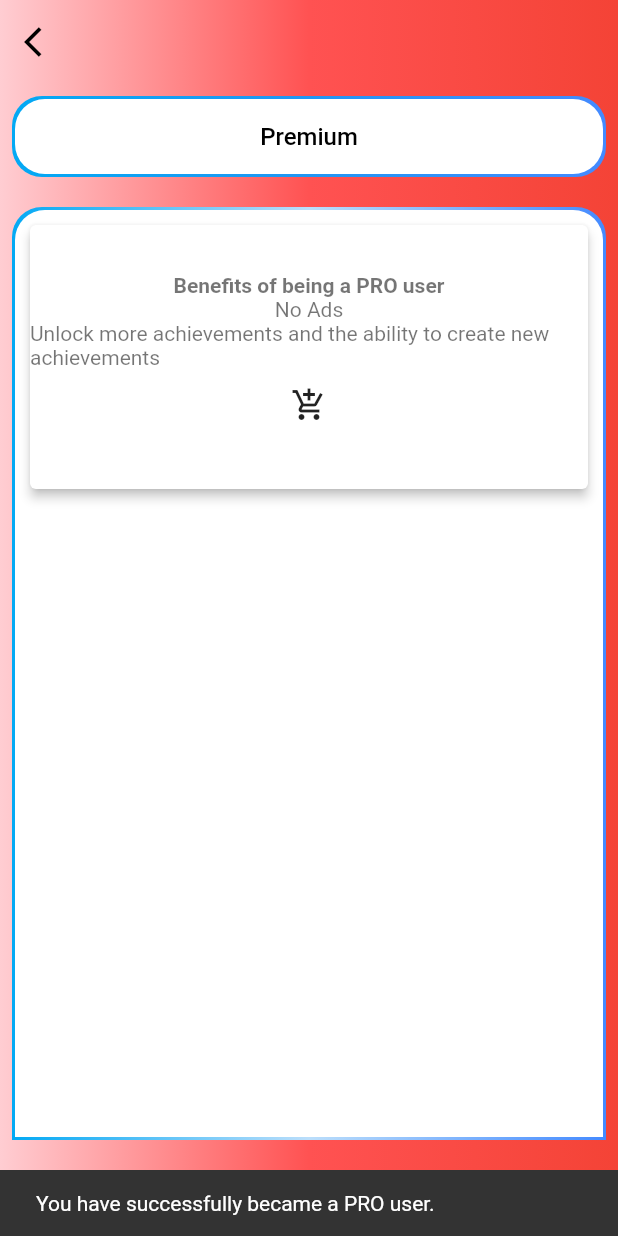
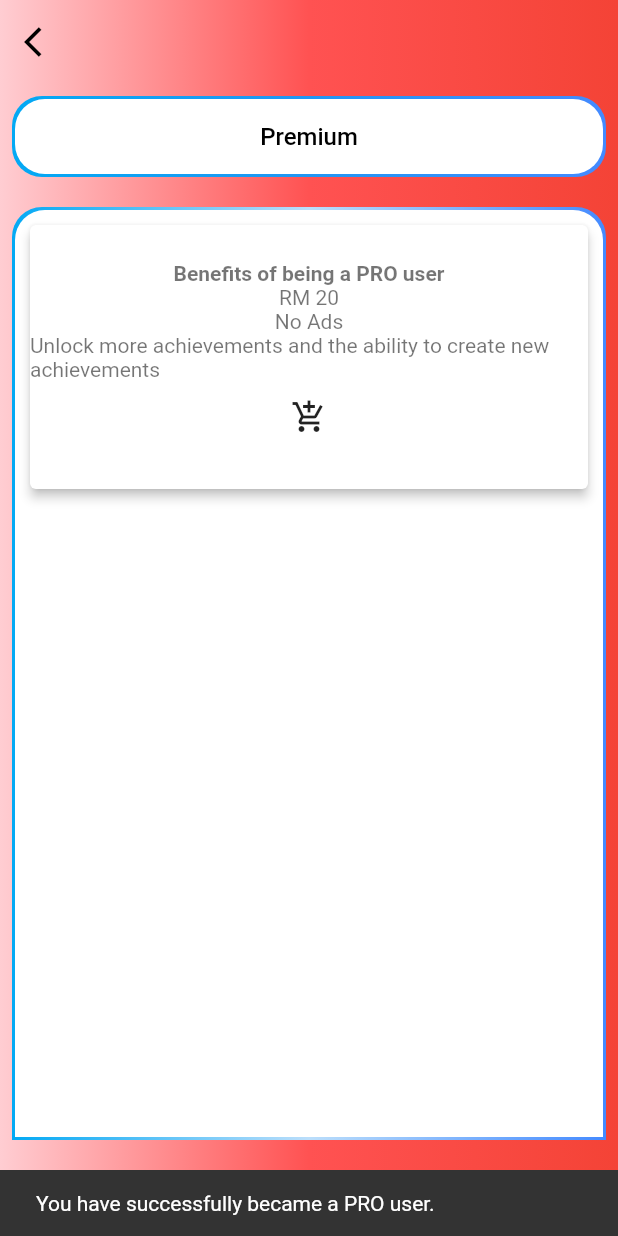
Before and after one commit to taiteng/4PQuitSmokingApplication, a Flutter app: the ProPage screen opened directly, after a tap on the "add shopping cart" icon, on a phone screen of 412 x 824 dp. Run offline on Flutter 3.47's test engine with Material 2 defaults, Android fonts, the phone set to English and light mode, and no system bars; our stand-ins replace cloud_firestore, firebase_auth, firebase_core, google_sign_in, numberpicker; missing offline and left inert: flutter_facebook_auth; accounts and stored records are empty; network calls fail.

```diff
--- a/lib/chat.dart
+++ b/lib/chat.dart
@@ -32,7 +32,8 @@ class _ChatState extends State<ChatPage> {
   FirebaseFirestore.instance.collection('chat');
 
   Future<void> sendMessage(String msg) async{
-    await _chat.add({"message": msg, "uid": getUserInfo().getUID().toString(), "uname": getUserInfo().getUID().toString()});
+    DateTime now = DateTime.now();
+    await _chat.add({"message": msg, "uid": getUserInfo().getUID().toString(), "uname": getUserInfo().getUID().toString(), "time": now});
   }
 
   @override
@@ -57,7 +58,8 @@ class _ChatState extends State<ChatPage> {
         body: Stack(
           children: [
             StreamBuilder(
-              stream: _chat.snapshots(),
+              //stream: _chat.snapshots(),
+              stream: FirebaseFirestore.instance.collection('chat').orderBy('time', descending: false).snapshots(),
               builder: (context, AsyncSnapshot<QuerySnapshot> streamSnapshot) {
                 if (streamSnapshot.hasData) {
                   return ListView.builder(
--- a/lib/premium.dart
+++ b/lib/premium.dart
@@ -1,6 +1,7 @@
 import 'dart:async';
 import 'package:flutter/material.dart';
 import 'main.dart';
+import 'userInfo.dart';
 import 'package:firebase_core/firebase_core.dart';
 import 'package:cloud_firestore/cloud_firestore.dart';
 
@@ -30,7 +31,7 @@ class _ProState extends State<ProPage> {
 
   // Deleteing a product by id
   Future<void> ToPro() async {
-    FirebaseFirestore.instance.collection('user').doc("tS2qOJ5Pe8WY1sd6EvaQ7WdnYYP2").update({'isPro': true});
+    FirebaseFirestore.instance.collection('users').doc(getUserInfo().getUID().toString()).update({'isPro': true});
 
     // Show a snackbar
     ScaffoldMessenger.of(context).showSnackBar(const SnackBar(
@@ -143,6 +144,7 @@ class _ProState extends State<ProPage> {
                               crossAxisAlignment: CrossAxisAlignment.center,
                               children: [
                                 Text("Benefits of being a PRO user", style: TextStyle(color: Colors.black54, fontWeight: FontWeight.bold,),),
+                                Text("RM 20", style: TextStyle(color: Colors.black54,),),
                                 Text("No Ads", style: TextStyle(color: Colors.black54,),),
                                 Text("Unlock more achievements and the ability to create new achievements", style: TextStyle(color: Colors.black54,),),
                                 IconButton(
```
